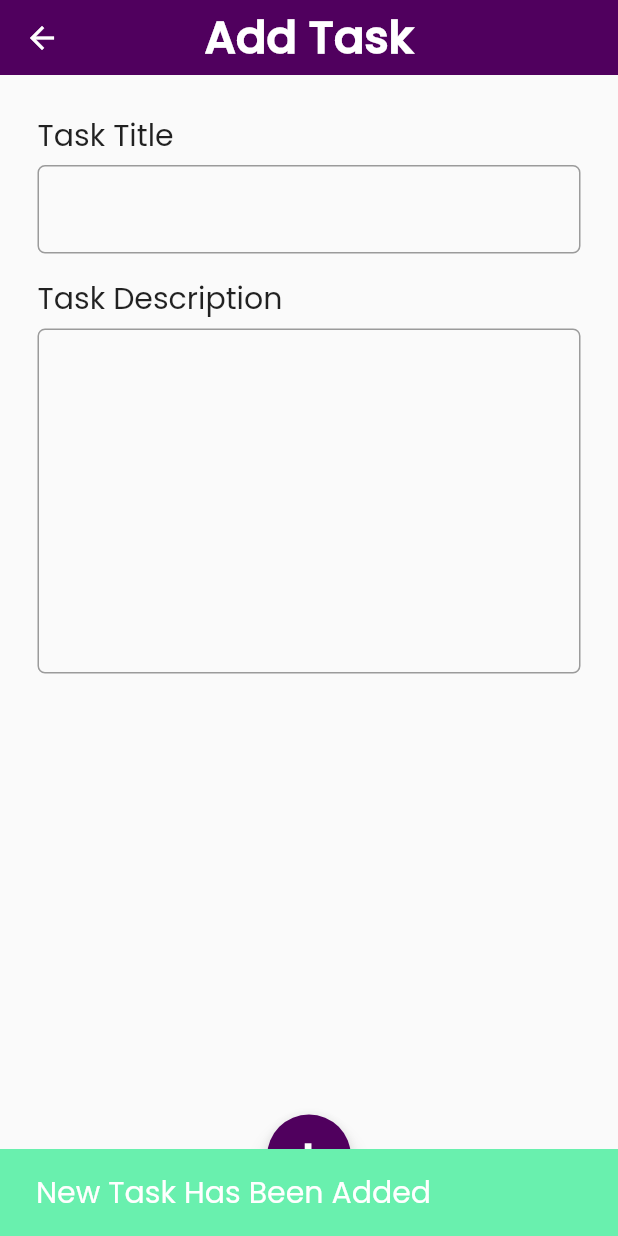
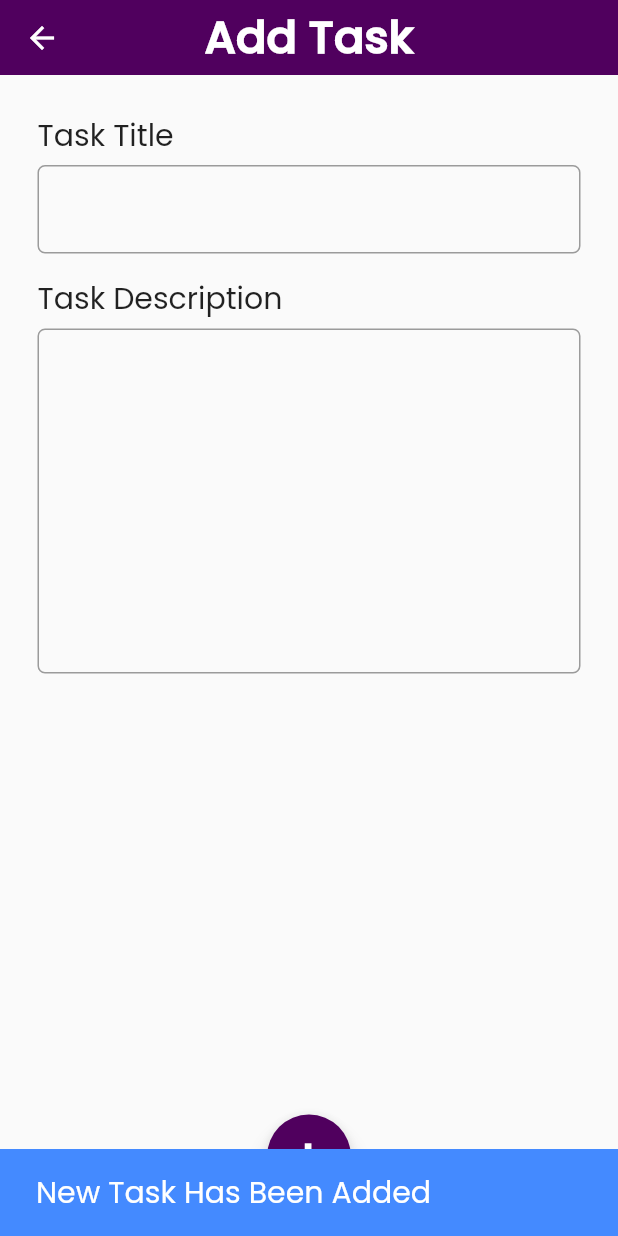
Before and after one commit to HamiiidAsgarian/flutter-metric, a Flutter app: the EnterTaskPage screen opened directly, after a tap on an icon or button, on a phone screen of 412 x 824 dp. Run offline on Flutter 3.47's test engine with Material 2 defaults, Android fonts, the light colour scheme and no system bars; our stand-ins replace flutter_bloc.

Commit message:
code clean up

```diff
--- a/lib/Models/task_model.dart
+++ b/lib/Models/task_model.dart
@@ -19,4 +19,5 @@ class Task {
   }
 }
 
+//NOTE There should be another enum just for filter status however because of the simplicity of the app it has been merged with task status
 enum TaskStatus { completed, onProgress, both }
--- a/lib/blocs/task_bloc.dart
+++ b/lib/blocs/task_bloc.dart
@@ -1,6 +1,4 @@
-// ignore_for_file: public_member_api_docs, sort_constructors_first
 import 'package:flutter_bloc/flutter_bloc.dart';
-
 import '../Models/task_model.dart';
 
 abstract class TaskEvent {}
@@ -79,8 +77,4 @@ class TaskBloc extends Bloc<TaskEvent, TaskState> {
       emit(TaskUpdate(tasks: tasksTemp, filterStatus: filterStatus));
     }
   }
-
-  // setFilter(TaskStatus status) {
-  //   filterStatus = status;
-  // }
 }
--- a/lib/const.dart
+++ b/lib/const.dart
@@ -2,9 +2,7 @@ import 'package:flutter/material.dart';
 
 class Consts {
   // double defultPadding = 20;
-
   // int titleFontSize = 30;
-
   static Color mainPurple = const Color.fromARGB(255, 80, 0, 94);
   static Color secondaryPurple = const Color.fromARGB(255, 88, 11, 102);
 
@@ -16,7 +14,6 @@ class Consts {
 
   static TextStyle titleTextStyle = const TextStyle(
       fontSize: 30, fontWeight: FontWeight.bold, fontFamily: "Poppins");
-
   static TextStyle cardTextStyle = const TextStyle(
       fontSize: 20, fontWeight: FontWeight.normal, fontFamily: "Poppins");
   static TextStyle smallTextStyle = const TextStyle(
--- a/lib/core/utils.dart
+++ b/lib/core/utils.dart
@@ -9,9 +9,9 @@ showSnackBar(BuildContext context, String message, SnackbarType type) {
       backgroundColor: () {
         switch (type) {
           case SnackbarType.add:
-            return Colors.greenAccent;
+            return Colors.blueAccent;
           case SnackbarType.delete:
-            return Colors.redAccent;
+            return Colors.amber;
           default:
             return Colors.black;
         }
--- a/lib/main.dart
+++ b/lib/main.dart
@@ -1,11 +1,14 @@
 import 'package:flutter/gestures.dart';
 import 'package:flutter/material.dart';
+import 'package:flutter/services.dart';
 import 'package:flutter_bloc/flutter_bloc.dart';
 import 'blocs/task_bloc.dart';
 import 'pages/home_page.dart';
 
 void main() {
   WidgetsFlutterBinding.ensureInitialized();
+  SystemChrome.setPreferredOrientations([DeviceOrientation.portraitUp]);
+
   runApp(const MyApp());
 }
 
--- a/lib/pages/home_page.dart
+++ b/lib/pages/home_page.dart
@@ -3,6 +3,7 @@ import 'package:flutter_bloc/flutter_bloc.dart';
 import 'package:web_metric/Models/task_model.dart';
 import 'package:web_metric/blocs/task_bloc.dart';
 import 'package:web_metric/const.dart';
+import 'package:web_metric/core/utils.dart';
 import 'package:web_metric/pages/newtask_page.dart';
 import 'package:web_metric/widgets/popup_menu.dart';
 import 'package:web_metric/widgets/task_card.dart';
@@ -38,6 +39,7 @@ class HomePage extends StatelessWidget {
 
                 ///sets the filter status in bloc to fetch the relevant list later in the list
                 CustomPopup(onSelected: (e) {
+                  //NOTE switch case might be cleaner
                   if (e == TaskStatus.completed.name) {
                     BlocProvider.of<TaskBloc>(context)
                         .add(SetFilter(newFilter: TaskStatus.completed));
@@ -57,45 +59,48 @@ class HomePage extends StatelessWidget {
                 data: Consts.taskCartTransparentTheme,
                 child: BlocBuilder<TaskBloc, TaskState>(
                   builder: (context, state) {
-                    return ReorderableListView(
-                        children: List.generate(state.tasks.length, (index) {
-                          if (state.tasks[index].status == state.filterStatus ||
+                    List<Widget> res = [];
+                    for (int i = 0; i < state.tasks.length; i++) {
+                      if (state.tasks[i].status == state.filterStatus ||
                           state.filterStatus == TaskStatus.both) {
-                            return Container(
-                              key: ValueKey('t$index'),
+                        res.add(Container(
+                          key: ValueKey('t$i'),
                           margin: const EdgeInsets.only(bottom: 10),
                           child: TaskCard(
-                                  data: state.tasks[index],
+                              data: state.tasks[i],
                               onTapStatus: () {
-                                    BlocProvider.of<TaskBloc>(context).add(
-                                        EditTask(
-                                            task: state.tasks[index]
-                                                .changeStatus(),
-                                            taskIndex: index));
+                                BlocProvider.of<TaskBloc>(context).add(EditTask(
+                                    task: state.tasks[i].changeStatus(),
+                                    taskIndex: i));
+
+                                showSnackBar(context, "Status Has Been Change",
+                                    SnackbarType.add);
                               },
                               onTap: () {
                                 Navigator.push(
                                     context,
                                     MaterialPageRoute(
                                         builder: (context) => EnterTaskPage(
-                                                //NOTE should change
-                                                taskIndex: index,
+                                            //NOTE should get changed later
+                                            taskIndex: i,
                                             pageType:
                                                 EnterTaskPageType.editTask,
-                                                defultTaskData:
-                                                    state.tasks[index])));
+                                            defultTaskData: state.tasks[i])));
                               }),
-                            );
+                        ));
                       }
-                          return SizedBox(
-                            key: ValueKey('t$index'),
-                          );
-                        }),
+                    }
+                    if (res.isNotEmpty) {
+                      return ReorderableListView(
+                          children: res,
                           onReorder: (int oldIndex, int newIndex) {
+                            /// if a cart draged down from its previus position then because an item has been removed new item should position one element lower that [newIndex]
                             if (newIndex > oldIndex) newIndex -= 1;
                             BlocProvider.of<TaskBloc>(context).add(ReplaceTask(
                                 oldIndex: oldIndex, newIndex: newIndex));
                           });
+                    }
+                    return const Center(child: Text("List is Empty"));
                   },
                 ),
               ),
--- a/lib/widgets/custom_appbar.dart
+++ b/lib/widgets/custom_appbar.dart
@@ -1,5 +1,4 @@
 import 'package:flutter/material.dart';
-
 import '../const.dart';
 
 class CustomAppbar extends StatelessWidget implements PreferredSizeWidget {
--- a/lib/widgets/custome_textinput.dart
+++ b/lib/widgets/custome_textinput.dart
@@ -53,7 +53,7 @@ class CustomTextInput extends StatelessWidget {
           validator: (v) {
             return validator!(v);
           },
-          cursorColor: Colors.green,
+          cursorColor: Consts.mainPurple,
           keyboardType: keyboardType,
           // inputFormatters: [
           //   MaskTextInputFormatter(mask: mask),
@@ -66,8 +66,8 @@ class CustomTextInput extends StatelessWidget {
               hintText: hint,
               focusedBorder: OutlineInputBorder(
                 borderRadius: BorderRadius.circular(5),
-                borderSide: const BorderSide(
-                  color: Colors.green,
+                borderSide: BorderSide(
+                  color: Consts.mainPurple,
                   width: 2.0,
                 ),
               ),
--- a/lib/widgets/task_card.dart
+++ b/lib/widgets/task_card.dart
@@ -12,13 +12,17 @@ class TaskCard extends StatelessWidget {
 
   @override
   Widget build(BuildContext context) {
-    return GestureDetector(
+    return Material(
+      child: InkWell(
+        customBorder: RoundedRectangleBorder(
+          borderRadius: BorderRadius.circular(25),
+        ),
         onTap: onTap,
-      child: Container(
+        child: Ink(
           padding: const EdgeInsets.symmetric(horizontal: 15, vertical: 15),
           decoration: BoxDecoration(
               borderRadius: BorderRadius.circular(25),
-            color: Consts.secondaryPurple),
+              color: Consts.mainPurple),
           // height: 100,
           width: double.infinity,
           child: Row(
@@ -28,7 +32,8 @@ class TaskCard extends StatelessWidget {
                 Text(data.title,
                     style: Consts.cardTextStyle.copyWith(color: Colors.white)),
                 RawMaterialButton(
-                constraints: const BoxConstraints(minWidth: 10, minHeight: 10),
+                    constraints:
+                        const BoxConstraints(minWidth: 10, minHeight: 10),
                     onPressed: onTapStatus,
                     elevation: 2.0,
                     fillColor: data.status == TaskStatus.completed
@@ -37,11 +42,33 @@ class TaskCard extends StatelessWidget {
                     padding: const EdgeInsets.all(15.0),
                     shape: const CircleBorder(),
                     child: data.status == TaskStatus.onProgress
-                    ? const Icon(Icons.access_time)
-                    : const Icon(Icons.check),
+                        //NOTE text has not been used, might be deleted later on
+                        ? const StatusButton(
+                            icon: (Icons.access_time), text: "On\nProgress")
+                        : const StatusButton(
+                            icon: (Icons.check), text: "Done")),
+              ]),
         ),
-            ]),
       ),
     );
   }
 }
+
+class StatusButton extends StatelessWidget {
+  const StatusButton({
+    super.key,
+    required this.text,
+    required this.icon,
+  });
+  final String text;
+  final IconData icon;
+
+  @override
+  Widget build(BuildContext context) {
+    return SizedBox(
+      width: 25,
+      height: 25,
+      child: Icon(icon, size: 25),
+    );
+  }
+}
```
Also changed, not shown: lib/pages/newtask_page.dart (+2 -19 lines), lib/widgets/popup_menu.dart (+11 -4 lines), 6 other files. Lines whose indentation alone changed are shown as unchanged.
